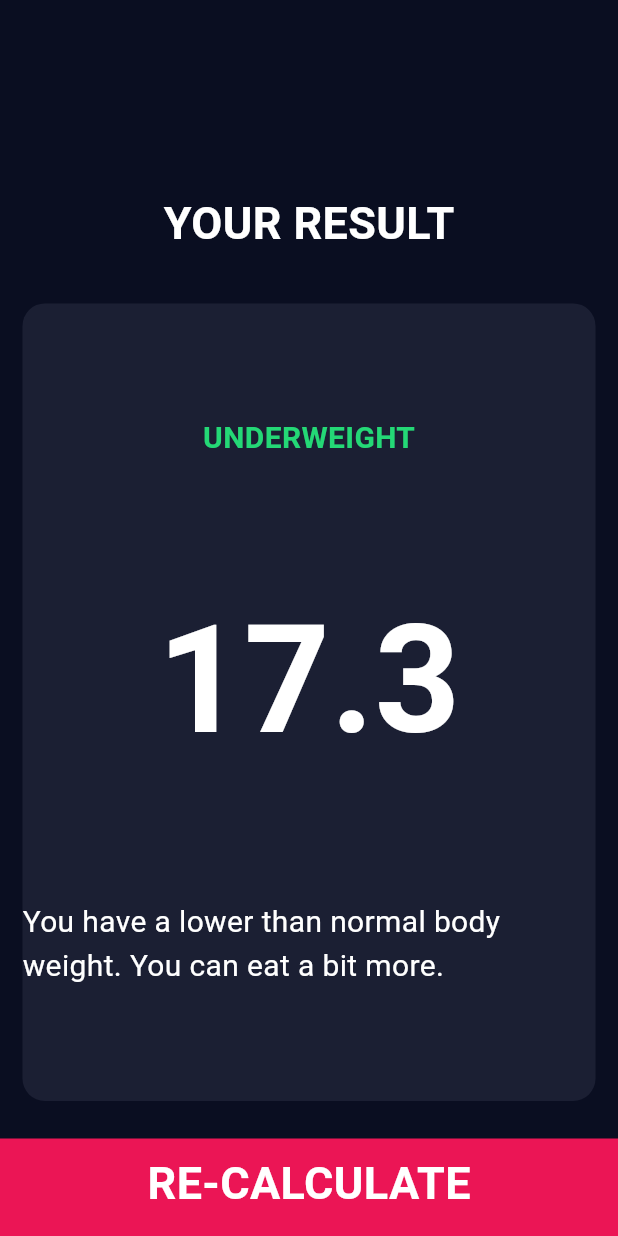
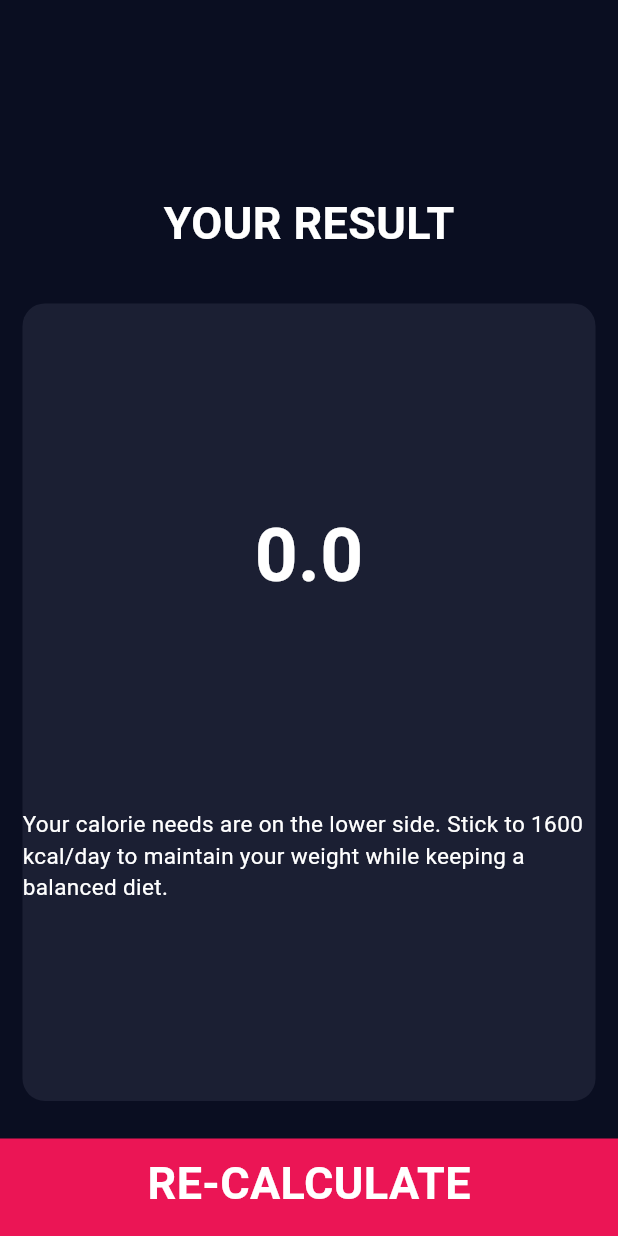
Before and after one commit to NeilGala/fitPro, a Flutter app: the InputPage2 screen opened directly, after a tap on "CALCULATE", on a phone screen of 412 x 824 dp. Run offline on Flutter 3.47's test engine with Material 3 defaults, Android fonts, the phone set to English and light mode, and no system bars.

```diff
--- a/lib/brain.dart
+++ b/lib/brain.dart
@@ -32,3 +32,38 @@ class CalculatorBrain {
     }
   }
 }
+
+class CalculatorBrain2 {
+  CalculatorBrain2(
+      {required this.height,
+      required this.weight,
+      required this.age,
+      required this.activityLevel});
+
+  final int height;
+  final int weight;
+  final int age;
+  final double activityLevel;
+
+  double get _BMR => (10 * weight) + (6.25 * height) - (5 * age) + 5;
+
+  double get _TDEE => _BMR * activityLevel;
+
+  String calculateTDEE() {
+    return _TDEE.toStringAsFixed(1);
+  }
+
+  double getResult() {
+    return _TDEE;
+  }
+
+  String getInterpretation() {
+    if (_TDEE >= 2100 && _TDEE <= 2700) {
+      return "You have a moderate energy requirement. To lose weight, reduce your intake by 500 kcal per day and stay active!";
+    } else if (_TDEE >= 2700) {
+      return "You have high energy needs. Increase your intake by 500 kcal/day with protein-rich foods and strength training.";
+    } else {
+      return "Your calorie needs are on the lower side. Stick to 1600 kcal/day to maintain your weight while keeping a balanced diet.";
+    }
+  }
+}
--- a/lib/components/generalised_drawer_widget.dart
+++ b/lib/components/generalised_drawer_widget.dart
@@ -5,6 +5,7 @@ import 'package:fitpro/screens/input_page_2.dart';
 import 'package:fitpro/screens/input_page_3.dart';
 import 'package:fitpro/screens/input_page_4.dart';
 import 'package:fitpro/constants.dart';
+import 'package:fitpro/screens/about_feature.dart';
 
 class GeneralisedDrawerWidget extends StatelessWidget {
   const GeneralisedDrawerWidget({
@@ -14,9 +15,10 @@ class GeneralisedDrawerWidget extends StatelessWidget {
   @override
   Widget build(BuildContext context) {
     return Drawer(
+      child: Column(
+        children: [
+          Expanded(
             child: ListView(
-        //  Ensure that ListView doesn't have any padding.
-        //  This line will Remove any padding from the ListView.
               padding: EdgeInsets.zero,
               children: [
                 DrawerHeader(
@@ -142,6 +144,24 @@ class GeneralisedDrawerWidget extends StatelessWidget {
                 ),
               ],
             ),
+          ),
+          Align(
+            alignment: Alignment.bottomCenter,
+            child: ListTile(
+              leading: Icon(Icons.info_outline),
+              title: Text('About'),
+              onTap: () {
+                Navigator.push(
+                  context,
+                  MaterialPageRoute(
+                    builder: (context) => AboutFeature(title: 'About'),
+                  ),
+                );
+              },
+            ),
+          )
+        ],
+      ),
     );
   }
 }
--- a/lib/constants.dart
+++ b/lib/constants.dart
@@ -75,3 +75,16 @@ const KDetailsTextStyle4 = TextStyle(
   fontWeight: FontWeight.normal,
   fontSize: 15.0,
 );
+
+//TDEE User Interface
+const KtdeeResult = TextStyle(
+  color: Colors.white,
+  fontSize: 50.0,
+  fontWeight: FontWeight.bold,
+);
+
+const KtdeeMessage = TextStyle(
+  color: Colors.white,
+  fontSize: 15.0,
+  fontWeight: FontWeight.normal,
+);
--- a/lib/screens/input_page_2.dart
+++ b/lib/screens/input_page_2.dart
@@ -12,6 +12,7 @@ import 'package:fitpro/components/bottom_button.dart';
 import 'package:fitpro/brain.dart';
 import 'results_page.dart';
 import 'package:fitpro/components/generalised_drawer_widget.dart';
+import 'results_page_2.dart';
 
 enum Gender {
   male,
@@ -31,6 +32,7 @@ class _InputPage2State extends State<InputPage2> {
   int height = 170;
   int weight = 50;
   int age = 15;
+  double activityLevel = 0;
   String dropdownValue = 'Choose Activity Level';
 
   @override
@@ -279,7 +281,23 @@ class _InputPage2State extends State<InputPage2> {
                   onChanged: (String? newValue) {
                     setState(() {
                       dropdownValue = newValue!;
-                      print('$newValue is pressed');
+                      switch (newValue) {
+                        case 'Little/No Exercise':
+                          activityLevel = 1.2;
+                          break;
+                        case '1–3 Days/Week':
+                          activityLevel = 1.375;
+                          break;
+                        case '3–5 Days/Week':
+                          activityLevel = 1.55;
+                          break;
+                        case '6–7 Days/Week':
+                          activityLevel = 1.725;
+                          break;
+                        case 'Intense Training':
+                          activityLevel = 1.9;
+                          break;
+                      }
                     });
                   },
                   items: <String>[
@@ -292,10 +310,6 @@ class _InputPage2State extends State<InputPage2> {
                     return DropdownMenuItem<String>(
                       value: value,
                       child: Container(
-                        color: dropdownValue == value
-                            ? Color(0xFF1B1F33)
-                            : Colors
-                                .transparent, // Change color for selected option
                         padding: EdgeInsets.symmetric(
                             vertical: 5.0, horizontal: 10.0),
                         child: Text(
@@ -306,21 +320,6 @@ class _InputPage2State extends State<InputPage2> {
                       ),
                     );
                   }).toList(),
-                  selectedItemBuilder: (BuildContext context) {
-                    return <String>[
-                      'Little/No Exercise',
-                      '1–3 Days/Week',
-                      '3–5 Days/Week',
-                      '6–7 Days/Week',
-                      'Intense Training'
-                    ].map<Widget>((String value) {
-                      return Text(
-                        value,
-                        style: KDetailsTextStyle3.copyWith(
-                            color: Colors.white), // Selected item text color
-                      );
-                    }).toList();
-                  },
                 ),
               ),
             ),
@@ -328,17 +327,18 @@ class _InputPage2State extends State<InputPage2> {
           BottomButton(
             buttonTitle: 'CALCULATE',
             onTap: () {
-              CalculatorBrain obj = CalculatorBrain(
+              CalculatorBrain2 obj2 = CalculatorBrain2(
                 height: height,
                 weight: weight,
+                age: age,
+                activityLevel: activityLevel,
               );
               Navigator.push(
                 context,
                 MaterialPageRoute(
-                  builder: (context) => ResultsPage(
-                    resultText: obj.getResult(),
-                    BMIresult: obj.calculateBMI(),
-                    interpretation: obj.getInterpretation(),
+                  builder: (context) => ResultsPage2(
+                    TDEEresult: obj2.getResult(),
+                    interpretation: obj2.getInterpretation(),
                   ),
                 ),
               );
--- /dev/null
+++ b/lib/screens/results_page_2.dart
@@ -0,0 +1,65 @@
+import 'package:flutter/material.dart';
+import '../constants.dart';
+import '../components/reusable_card.dart';
+import '../components/bottom_button.dart';
+
+class ResultsPage2 extends StatelessWidget {
+  const ResultsPage2({
+    super.key,
+    required this.TDEEresult,
+    required this.interpretation,
+  });
+
+  final double TDEEresult;
+  final String interpretation;
+
+  @override
+  Widget build(BuildContext context) {
+    return Scaffold(
+      body: Column(
+        mainAxisAlignment: MainAxisAlignment.spaceEvenly,
+        crossAxisAlignment: CrossAxisAlignment.stretch,
+        children: <Widget>[
+          Expanded(
+            child: Container(
+              margin: EdgeInsets.only(top: 110.0),
+              child: Center(
+                child: Text(
+                  'YOUR RESULT',
+                  style: KlargeLabelTextStyle,
+                ),
+              ),
+            ),
+          ),
+          Expanded(
+            flex: 3,
+            child: ReusableCard(
+              onPress: () {},
+              colour: KactiveCardColor,
+              cardChild: Column(
+                mainAxisAlignment: MainAxisAlignment.spaceEvenly,
+                crossAxisAlignment: CrossAxisAlignment.center,
+                children: <Widget>[
+                  Text(
+                    TDEEresult.toStringAsFixed(1),
+                    style: KtdeeResult,
+                  ),
+                  Text(
+                    interpretation,
+                    style: KtdeeMessage,
+                  ),
+                ],
+              ),
+            ),
+          ),
+          BottomButton(
+            buttonTitle: 'RE-CALCULATE',
+            onTap: () {
+              Navigator.pop(context);
+            },
+          ),
+        ],
+      ),
+    );
+  }
+}
```
Also changed, not shown: lib/screens/about_feature.dart (added, +117 -0 lines). Lines whose indentation alone changed are shown as unchanged.
